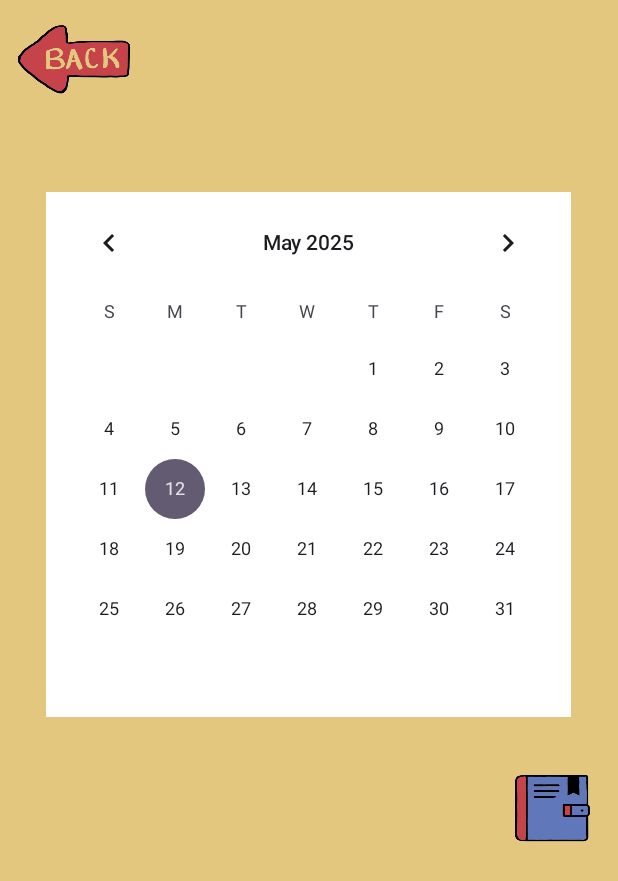
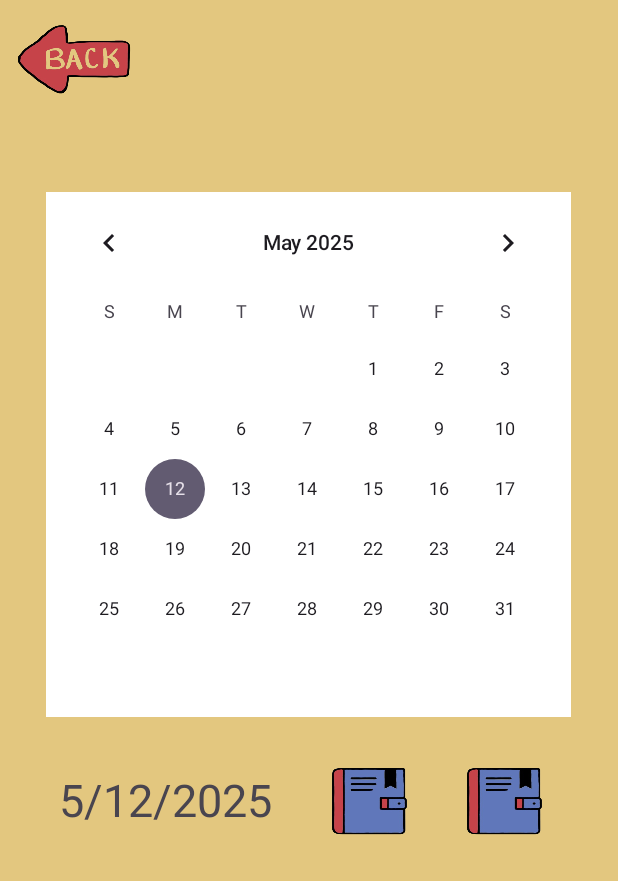
Before and after one commit to tiffanyluvii/HibernateLater, an Android app: the CalendarActivity screen opened directly, with no data from a screen before it, on a phone screen of 412 x 824 dp. Shown: the top 881 px of the screen. Run offline under Robolectric (Android 15) with nearby library versions, the phone set to English and light mode, and no system bars; our stand-ins replace AdMob; 4 statements that could not run were skipped.

Commit message:
persistent to calendar

```diff
--- a/app/src/main/java/com/example/hibernatelater/CalendarActivity.kt
+++ b/app/src/main/java/com/example/hibernatelater/CalendarActivity.kt
@@ -1,5 +1,8 @@
 package com.example.hibernatelater
 
+import android.content.Context
+import android.content.Intent
+import android.content.SharedPreferences
 import android.graphics.Color
 import android.graphics.drawable.Drawable
 import android.graphics.drawable.LayerDrawable
@@ -20,6 +23,7 @@ import androidx.core.content.ContextCompat
 import com.google.android.gms.ads.AdRequest
 import com.google.android.gms.ads.AdSize
 import com.google.android.gms.ads.AdView
+import java.util.Calendar
 
 class CalendarActivity  : AppCompatActivity()  {
     private lateinit var calendar : CalendarView
@@ -28,26 +32,48 @@ class CalendarActivity  : AppCompatActivity()  {
     private lateinit var adView: AdView
     private lateinit var adViewLL: LinearLayout
     private lateinit var backButton : AppCompatButton
+    private lateinit var editRating : AppCompatButton
     private lateinit var journal : AppCompatButton
     private var adUnitId : String = "ca-app-pub-3940256099942544/6300978111"
+    private lateinit var pref : SharedPreferences;
+    private var calendarInstance = Calendar.getInstance()
+    private var selectedYear = 0
+    private var selectedMonth = 0
+    private var selectedDay = 0
     override fun onCreate(savedInstanceState: Bundle?) {
+        pref = this.getSharedPreferences( this.packageName + "_preferences", Context.MODE_PRIVATE )
         super.onCreate(savedInstanceState)
         setContentView(R.layout.activity_calendar)
         buildViewByCode()
     }
 
     private fun buildViewByCode() {
+        calendarInstance = Calendar.getInstance()
+        selectedYear = calendarInstance.get(Calendar.YEAR)
+        selectedMonth = calendarInstance.get(Calendar.MONTH)
+        selectedDay = calendarInstance.get(Calendar.DAY_OF_MONTH)
         calendar = findViewById(R.id.calendar)
         dateInfo = findViewById(R.id.date_info)
         starInfo = findViewById(R.id.star_info)
+
         var dateChangeListener = DateChangeListener()
         calendar.setOnDateChangeListener(dateChangeListener)
 
         backButton = findViewById(R.id.back_button)
         backButton.setOnClickListener{goBack()}
 
+        editRating = findViewById(R.id.change_rating_button)
+        editRating.setOnClickListener{
+            showRatingDialog(selectedYear, selectedMonth, selectedDay)}
+
         journal = findViewById(R.id.journal_icon)
         journal.setOnClickListener{goToJournal()}
+
+        // load up rating on start after everything is loaded in
+        val defaultRating = pref.getFloat("$selectedYear, ${selectedMonth+1}, $selectedDay", 0F)
+        updateInfoView(defaultRating, selectedYear, selectedMonth, selectedDay)
+        updateStars(defaultRating)
+        Log.w("CalendarActivity", "selecteds: $selectedYear, $selectedMonth, $selectedDay")
 
         adView = AdView(this)
         var adSize = AdSize(AdSize.FULL_WIDTH, AdSize.AUTO_HEIGHT)
@@ -67,7 +93,8 @@ class CalendarActivity  : AppCompatActivity()  {
     }
 
     private fun goToJournal() {
-//        TODO("Not yet implemented")
+        val intent = Intent(this, JournalActivity::class.java)
+        startActivity(intent)
     }
 
     private fun goBack() {
@@ -75,15 +102,16 @@ class CalendarActivity  : AppCompatActivity()  {
         finish()
     }
 
-
-    inner class DateChangeListener : OnDateChangeListener{
-        override fun onSelectedDayChange(
-            view: CalendarView,
+    private fun showRatingDialog(
         year: Int,
         month: Int,
         dayOfMonth: Int
         ) {
             Log.w("CalendarActivity", "$year, $month, $dayOfMonth")
+            val stars = pref.getFloat("$year, ${month + 1}, $dayOfMonth", 0F)
+
+
+                //make rating bar
                 var ratingBar = RatingBar(this@CalendarActivity)
                 ratingBar.layoutParams = LinearLayout.LayoutParams(LinearLayout.LayoutParams.WRAP_CONTENT, LinearLayout.LayoutParams.WRAP_CONTENT)
                 ratingBar.numStars = 5
@@ -101,7 +129,10 @@ class CalendarActivity  : AppCompatActivity()  {
                 var noButton : Drawable? = ContextCompat.getDrawable(this@CalendarActivity, R.drawable.no_button)
                 alertDialogBuilder.setView(ll).setPositiveButton("") {_, _ ->
                     var rating = ratingBar.rating
-                updateInfoView(rating, year, month + 1, dayOfMonth)
+                    var editor : SharedPreferences.Editor = pref.edit()
+                    editor.putFloat("$year, ${month + 1}, $dayOfMonth", rating)
+                    editor.commit()
+                    updateInfoView(rating, year, month, dayOfMonth)
                     updateStars(rating)
                 }
                 alertDialogBuilder.setPositiveButtonIcon(enterButton)
@@ -125,12 +156,40 @@ class CalendarActivity  : AppCompatActivity()  {
 
     private fun updateInfoView(rating: Float, year: Int, month: Int, dayOfMonth: Int) {
         Log.w("CalendarActivity", "$rating")
+        when (rating){
+            in (1.0..5.0) -> {
                 var color = COLORS[rating.toInt() - 1]
                 dateInfo.setBackgroundColor(color)
-            dateInfo.text = "$year, $month, $dayOfMonth"
+            }
+        }
+        dateInfo.text="${month+1}/$dayOfMonth/$year"
+    }
+
+
+    inner class DateChangeListener : OnDateChangeListener{
+        override fun onSelectedDayChange(
+            view: CalendarView,
+            year: Int,
+            month: Int,
+            dayOfMonth: Int
+        ) {
+            Log.w("CalendarActivity", "calendarChosed: $year, $month, $dayOfMonth")
+            selectedYear = year
+            selectedMonth = month
+            selectedDay = dayOfMonth
+            val stars = pref.getFloat("$year, ${month + 1}, $dayOfMonth", 0F)
+
+            // if not rated yet
+            if (stars == 0F){
+                this@CalendarActivity.showRatingDialog(year, month, dayOfMonth)
+            } else {
+                this@CalendarActivity.updateInfoView(stars, year, month, dayOfMonth)
+                this@CalendarActivity.updateStars(stars)
             }
 
         }
+    }
+
     companion object {
         private var COLORS : Array<Int> = arrayOf(Color.parseColor("#ff4545"),
             Color.parseColor("#ffa534"),
--- a/app/src/main/res/layout/activity_calendar.xml
+++ b/app/src/main/res/layout/activity_calendar.xml
@@ -43,32 +43,53 @@
         android:layout_marginBottom="35dp"
         android:layout_width="match_parent"
         android:layout_height="0dp"
+        android:orientation="vertical"
         android:layout_weight = "2">
+        <LinearLayout
+            android:layout_width="match_parent"
+            android:layout_height="0dp"
+            android:layout_weight="1"
+            android:layout_marginLeft="20dp"
+            android:layout_marginRight="32dp"
+            android:orientation="horizontal">
                 <LinearLayout
                     android:layout_width="0dp"
                     android:layout_height="match_parent"
                     android:layout_weight="1"
-            android:orientation="vertical">
+                    >
                     <TextView
                         android:id = "@+id/date_info"
-                android:layout_width="match_parent"
-                android:layout_height="0dp"
+                        android:text="2025/hi"
+                        android:layout_width="0dp"
+                        android:layout_height="match_parent"
                         android:layout_weight = "1"
+                        android:gravity="center"
                         android:textSize = "30dp"/>
-            <LinearLayout
-                android:id = "@+id/star_info"
-                android:layout_width="match_parent"
-                android:layout_height="0dp"
-                android:layout_weight = "1"
-                android:orientation="horizontal"
-                android:textSize = "30dp"/>
+                    <androidx.appcompat.widget.AppCompatButton
+                        android:id="@+id/change_rating_button"
+                        android:layout_width="90dp"
+                        android:layout_height="90dp"
+                        android:background="@drawable/journal_icon"
+                        android:layout_gravity="center_vertical"
+                        />
                 </LinearLayout>
                 <androidx.appcompat.widget.AppCompatButton
                     android:id="@+id/journal_icon"
                     android:layout_width="90dp"
                     android:layout_height="90dp"
                     android:background="@drawable/journal_icon"
+                    android:layout_gravity="center_vertical"
                     />
+        </LinearLayout>
+        <LinearLayout
+                android:id = "@+id/star_info"
+                android:layout_width="match_parent"
+                android:layout_height="0dp"
+                android:layout_weight = "1"
+                android:layout_marginTop="35dp"
+                android:paddingLeft="18dp"
+                android:orientation="horizontal"
+                android:textSize = "30dp"/>
     </LinearLayout>
 
     <LinearLayout
```
Also changed, not shown: app/src/main/res/drawable/green_star.png (added), app/src/main/res/drawable/light_green_star.png (added), app/src/main/res/drawable/orange_star.png (added), app/src/main/res/drawable/red_star.png (added), app/src/main/res/drawable/yellow_star.png (added). Lines whose indentation alone changed are shown as unchanged.
